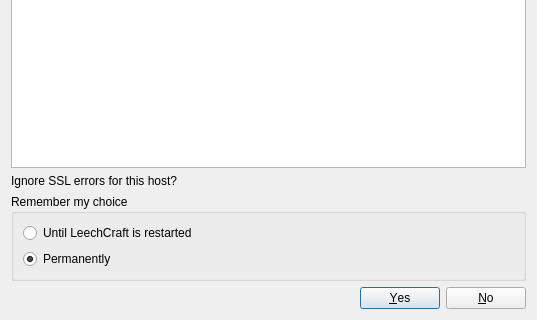
Above: src/core/sslerrorsdialog.ui from 0xd34df00d/leechcraft before the change; both pictures show x 0 to 537 and y 267 to 587 of the 537 by 587 pixel window. Below: the same form after it.
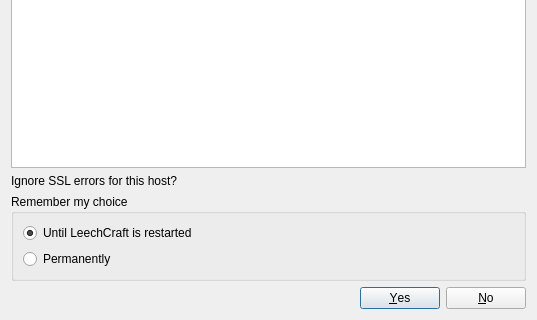
That is the form after the change. Icons and pictures are not drawn.

```diff
--- a/src/core/sslerrorsdialog.ui
+++ b/src/core/sslerrorsdialog.ui
@@ -64,6 +64,9 @@
         <property name="text">
          <string>Until LeechCraft is restarted</string>
         </property>
+        <property name="checked">
+         <bool>true</bool>
+        </property>
        </widget>
       </item>
       <item>
@@ -71,9 +74,6 @@
         <property name="text">
          <string>Permanently</string>
         </property>
-        <property name="checked">
-         <bool>true</bool>
-        </property>
        </widget>
       </item>
      </layout>
```
Left out of the diff: 36 changed lines with no effect on the pictures.
